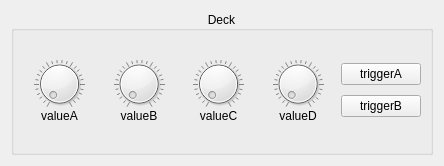
Old version of the form src/Deck.ui in the repository HorstBaerbel/NerDisco.
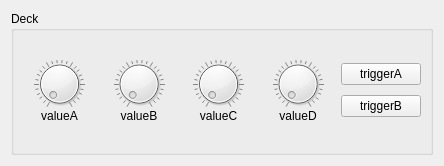
New version of the form.

Commit message: Fix deck title and preview alignment

Diff of the .ui file:
```diff
--- a/src/Deck.ui
+++ b/src/Deck.ui
@@ -19,10 +19,7 @@
      <property name="title">
       <string>Deck</string>
      </property>
-     <property name="alignment">
-      <set>Qt::AlignCenter</set>
-     </property>
-     <layout class="QVBoxLayout" name="verticalLayout_3" stretch="0">
+     <layout class="QVBoxLayout" name="verticalLayout_3">
       <item>
        <layout class="QHBoxLayout" name="horizontalLayout">
         <property name="spacing">
```
The commit also changes 1 other file.
